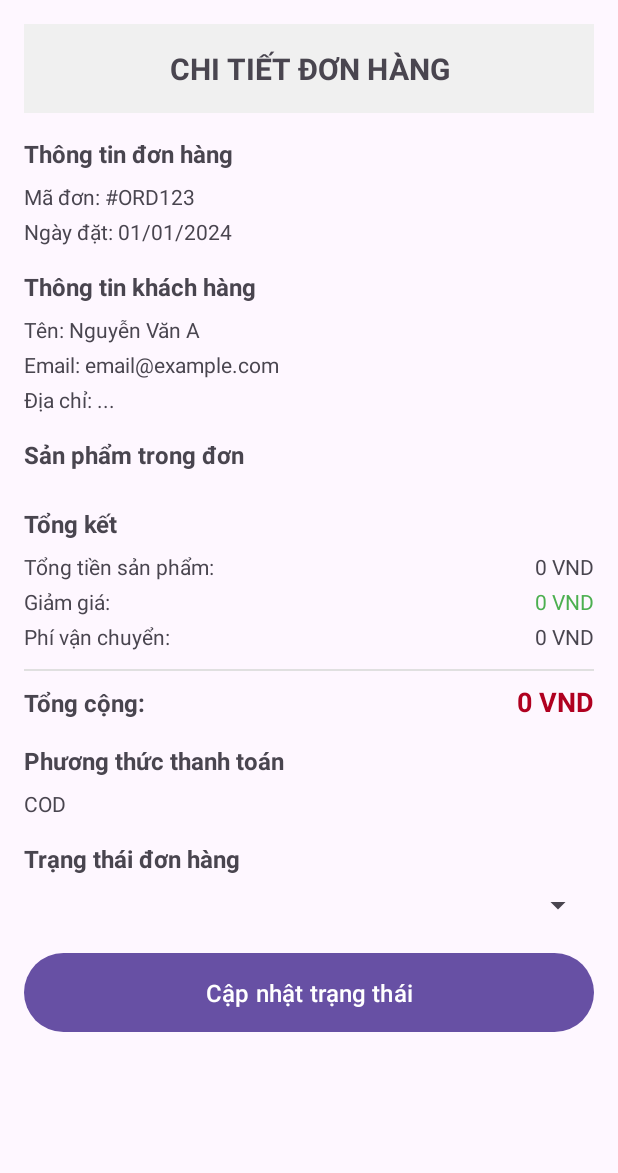
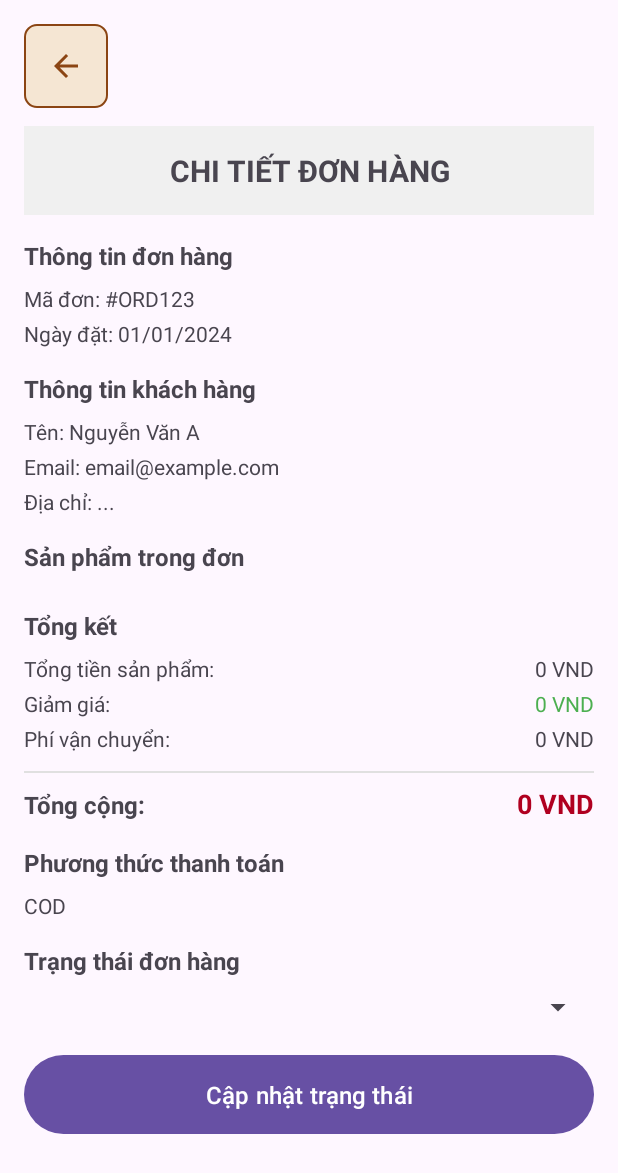
Before and after one commit to tranchithuan08dev/SereinCandleApp, an Android app: the AdminOrderDetailActivity screen opened directly, with no data from a screen before it, on a phone screen of 412 x 824 dp. Shown: the top 1173 px of the screen. Run offline under Robolectric (Android 15) with nearby library versions, the phone set to English and light mode, and no system bars; 1 statement that could not run was skipped.

Commit message:
fix last

```diff
--- a/app/src/main/java/com/example/sereincandle/AdminOrderDetailActivity.java
+++ b/app/src/main/java/com/example/sereincandle/AdminOrderDetailActivity.java
@@ -10,6 +10,7 @@ import android.view.View;
 import android.widget.AdapterView;
 import android.widget.ArrayAdapter;
 import android.widget.Button;
+import android.widget.ImageView;
 import android.widget.Spinner;
 import android.widget.TextView;
 import android.widget.Toast;
@@ -62,6 +63,10 @@ public class AdminOrderDetailActivity extends AppCompatActivity {
     protected void onCreate(Bundle savedInstanceState) {
         super.onCreate(savedInstanceState);
         setContentView(R.layout.activity_admin_order_detail);
+
+        // Setup nút Back
+        ImageView btnBack = findViewById(R.id.btnBack);
+        btnBack.setOnClickListener(v -> finish());
 
         // Lấy Order từ Intent
         Order orderFromIntent = null;
--- a/app/src/main/java/com/example/sereincandle/AdminProductCreateActivity.java
+++ b/app/src/main/java/com/example/sereincandle/AdminProductCreateActivity.java
@@ -70,6 +70,10 @@ public class AdminProductCreateActivity extends AppCompatActivity {
     protected void onCreate(Bundle savedInstanceState) {
         super.onCreate(savedInstanceState);
         setContentView(R.layout.activity_admin_product_create);
+
+        // Setup nút Back
+        ImageView btnBack = findViewById(R.id.btnBack);
+        btnBack.setOnClickListener(v -> finish());
 
         // Khởi tạo
         selectedImageUris = new ArrayList<>();
--- a/app/src/main/java/com/example/sereincandle/AdminProductDetailActivity.java
+++ b/app/src/main/java/com/example/sereincandle/AdminProductDetailActivity.java
@@ -31,7 +31,7 @@ import retrofit2.Response;
 
 public class AdminProductDetailActivity extends AppCompatActivity {
 
-    private ImageView ivProductImage;
+    private ImageView ivProductImage, btnBack;
     private EditText etProductName, etSku, etShortDescription, etDescription,
                      etIngredients, etBurnTime, etPrice;
     private Spinner spCategory;
@@ -48,6 +48,10 @@ public class AdminProductDetailActivity extends AppCompatActivity {
     protected void onCreate(Bundle savedInstanceState) {
         super.onCreate(savedInstanceState);
         setContentView(R.layout.activity_admin_product_detail);
+
+        // Setup nút Back
+        btnBack = findViewById(R.id.btnBack);
+        btnBack.setOnClickListener(v -> finish());
 
         // Lấy productId từ Intent
         if (getIntent().getExtras() != null) {
--- a/app/src/main/java/com/example/sereincandle/CartActivity.java
+++ b/app/src/main/java/com/example/sereincandle/CartActivity.java
@@ -8,6 +8,7 @@ import android.content.Intent;
 import android.os.Bundle;
 import android.util.Log;
 import android.widget.Button; // Thêm import cho Button
+import android.widget.ImageView;
 import android.widget.TextView;
 import android.widget.Toast;
 
@@ -41,6 +42,10 @@ public class CartActivity extends AppCompatActivity
     protected void onCreate(Bundle savedInstanceState) {
         super.onCreate(savedInstanceState);
         setContentView(R.layout.activity_cart);
+
+        // Setup nút Back
+        ImageView btnBack = findViewById(R.id.btnBack);
+        btnBack.setOnClickListener(v -> finish());
 
         // 1. Ánh xạ
         rvCartItems = findViewById(R.id.rvCartItems);
--- a/app/src/main/java/com/example/sereincandle/CheckoutActivity.java
+++ b/app/src/main/java/com/example/sereincandle/CheckoutActivity.java
@@ -6,6 +6,7 @@ import android.os.Bundle;
 import android.util.Log;
 import android.widget.Button;
 import android.widget.EditText;
+import android.widget.ImageView;
 import android.widget.TextView;
 import android.widget.Toast;
 
@@ -36,6 +37,10 @@ public class CheckoutActivity extends AppCompatActivity {
     protected void onCreate(Bundle savedInstanceState) {
         super.onCreate(savedInstanceState);
         setContentView(R.layout.activity_checkout);
+
+        // Setup nút Back
+        ImageView btnBack = findViewById(R.id.btnBack);
+        btnBack.setOnClickListener(v -> finish());
 
         // 1. Ánh xạ
         etFullName = findViewById(R.id.etFullName);
--- a/app/src/main/java/com/example/sereincandle/ProductDetailActivity.java
+++ b/app/src/main/java/com/example/sereincandle/ProductDetailActivity.java
@@ -29,6 +29,10 @@ public class ProductDetailActivity extends AppCompatActivity {
     protected void onCreate(Bundle savedInstanceState) {
         super.onCreate(savedInstanceState);
         setContentView(R.layout.activity_product_detail);
+
+        // Setup nút Back
+        ImageView btnBack = findViewById(R.id.btnBack);
+        btnBack.setOnClickListener(v -> finish());
 
         // 1. Ánh xạ View
         ivDetailImage = findViewById(R.id.ivDetailImage);
--- a/app/src/main/java/com/example/sereincandle/RegisterActivity.java
+++ b/app/src/main/java/com/example/sereincandle/RegisterActivity.java
@@ -9,6 +9,7 @@ import android.util.Log;
 import android.view.View;
 import android.widget.Button;
 import android.widget.EditText;
+import android.widget.ImageView;
 import android.widget.TextView;
 import android.widget.Toast;
 
@@ -37,6 +38,10 @@ public class RegisterActivity extends AppCompatActivity {
     protected void onCreate(Bundle savedInstanceState) {
         super.onCreate(savedInstanceState);
         setContentView(R.layout.activity_register);
+
+        // Setup nút Back
+        ImageView btnBack = findViewById(R.id.btnBack);
+        btnBack.setOnClickListener(v -> finish());
 
         // Khởi tạo
         calendar = Calendar.getInstance();
--- /dev/null
+++ b/app/src/main/res/drawable/btn_back_background.xml
@@ -0,0 +1,9 @@
+<?xml version="1.0" encoding="utf-8"?>
+<shape xmlns:android="http://schemas.android.com/apk/res/android"
+    android:shape="rectangle">
+    <solid android:color="#F5E6D3" />
+    <corners android:radius="8dp" />
+    <stroke
+        android:width="1dp"
+        android:color="#8B4513" />
+</shape>
--- /dev/null
+++ b/app/src/main/res/drawable/ic_back_button.xml
@@ -0,0 +1,10 @@
+<?xml version="1.0" encoding="utf-8"?>
+<vector xmlns:android="http://schemas.android.com/apk/res/android"
+    android:width="24dp"
+    android:height="24dp"
+    android:viewportWidth="24"
+    android:viewportHeight="24">
+    <path
+        android:fillColor="#8B4513"
+        android:pathData="M20,11H7.83l5.59,-5.59L12,4l-8,8 8,8 1.41,-1.41L7.83,13H20v-2z"/>
+</vector>
--- a/app/src/main/res/layout/activity_admin_order_detail.xml
+++ b/app/src/main/res/layout/activity_admin_order_detail.xml
@@ -10,6 +10,19 @@
         android:layout_height="wrap_content"
         android:orientation="vertical"
         android:padding="16dp">
+
+        <!-- Nút Back -->
+        <ImageView
+            android:id="@+id/btnBack"
+            android:layout_width="56dp"
+            android:layout_height="56dp"
+            android:src="@drawable/ic_back_button"
+            android:background="@drawable/btn_back_background"
+            android:padding="16dp"
+            android:layout_marginBottom="12dp"
+            android:contentDescription="Quay lại"
+            android:clickable="true"
+            android:focusable="true" />
 
         <TextView
             android:layout_width="match_parent"
```
Also changed, not shown: app/src/main/res/drawable/ic_back.xml (added, +10 -0 lines), app/src/main/res/layout/activity_admin_product_create.xml (+13 -0 lines), app/src/main/res/layout/activity_admin_product_detail.xml (+13 -0 lines), app/src/main/res/layout/activity_cart.xml (+14 -1 lines), app/src/main/res/layout/activity_checkout.xml (+13 -0 lines), app/src/main/res/layout/activity_product_detail.xml (+13 -0 lines), app/src/main/res/layout/activity_register.xml (+14 -0 lines).
